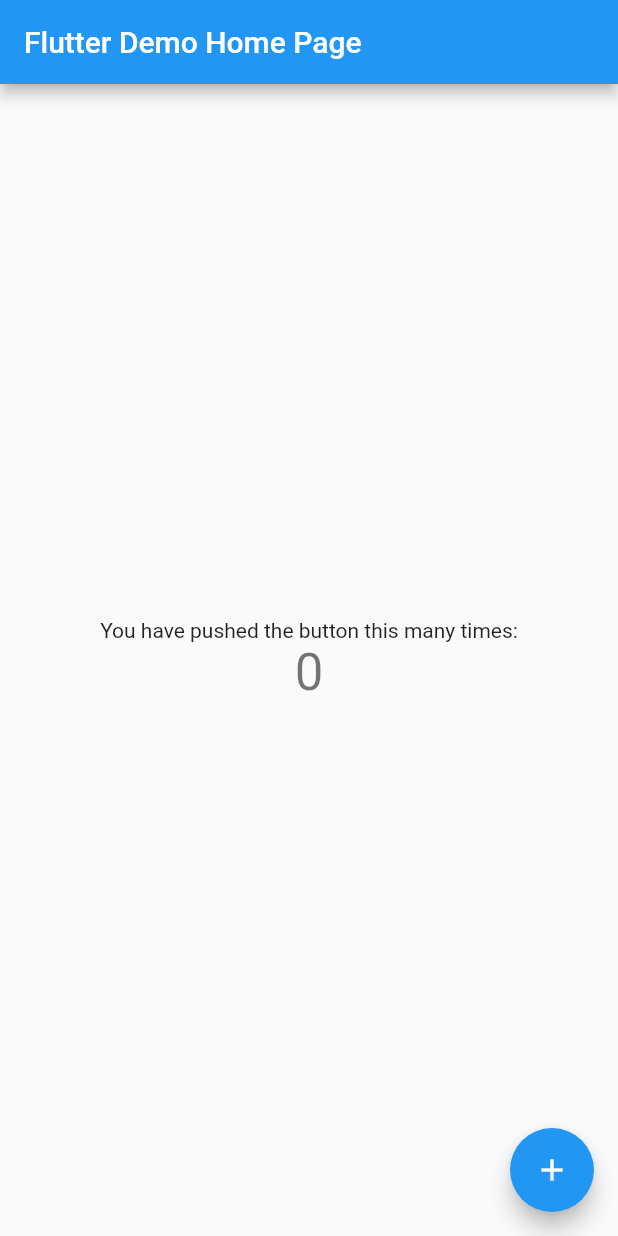
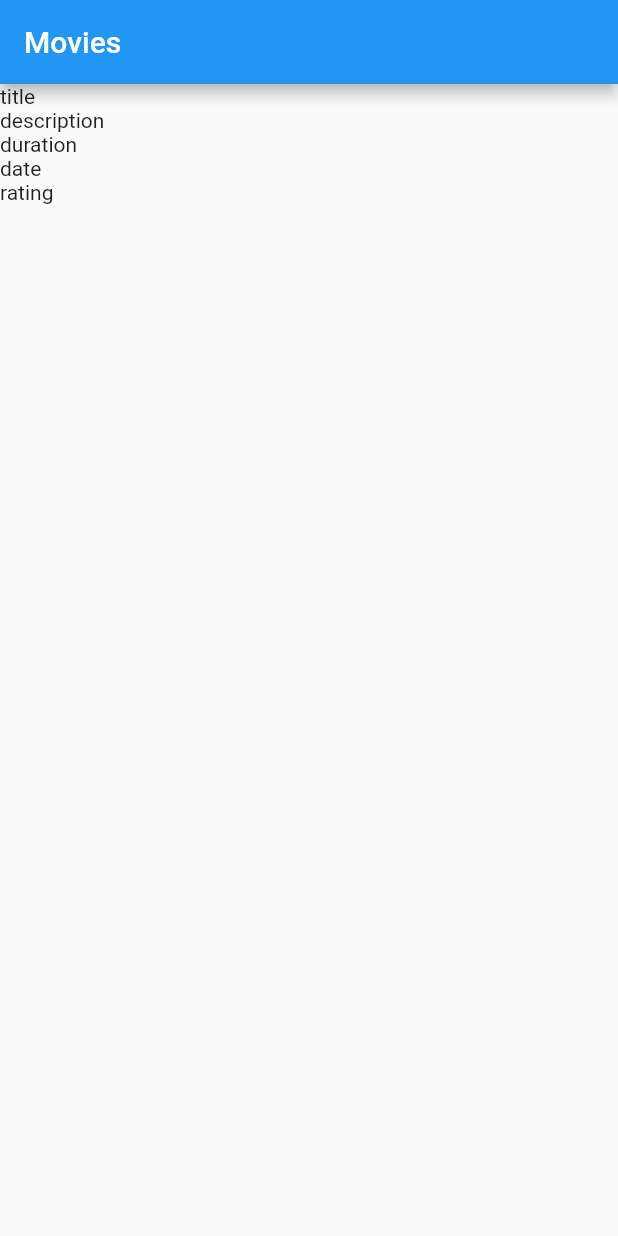
Before and after one commit to tranthanhvu/Flutter-StateManagement, a Flutter app: the screen it shows after launch, on a phone screen of 412 x 824 dp. Run offline on Flutter 3.47's test engine with Material 2 defaults, Android fonts, the light colour scheme and no system bars.

Commit message:
Implement Movies screen

```diff
--- a/flutter_none/lib/Common/Constant.dart
+++ b/flutter_none/lib/Common/Constant.dart
@@ -1,6 +1,4 @@
 class GlobalConstant {
   final apiKey = '198ae0eeb631420ba7c159c2e63fdcbe';
   final apiHost = 'https://api.themoviedb.org/3/movie/550';
-  final apiToken =
-      'eyJhbGciOiJIUzI1NiJ9.eyJhdWQiOiIxOThhZTBlZWI2MzE0MjBiYTdjMTU5YzJlNjNmZGNiZSIsInN1YiI6IjYwYzRkOTU1ZWVhMzRkMDA1OGU3ZGUzYiIsInNjb3BlcyI6WyJhcGlfcmVhZCJdLCJ2ZXJzaW9uIjoxfQ.B6m3oFFAKsA1thHoYn3QahH7tgSKYS1KJKctfxVvrfA';
 }
--- a/flutter_none/lib/main.dart
+++ b/flutter_none/lib/main.dart
@@ -1,4 +1,5 @@
 import 'package:flutter/material.dart';
+import 'package:flutter_none/ui/movies/movies_screen.dart';
 
 void main() {
   runApp(MyApp());
@@ -22,7 +23,7 @@
         // is not restarted.
         primarySwatch: Colors.blue,
       ),
-      home: MyHomePage(title: 'Flutter Demo Home Page'),
+      home: MoviesScreen(),
     );
   }
 }
--- /dev/null
+++ b/flutter_none/lib/ui/movies/movies_screen.dart
@@ -0,0 +1,39 @@
+import 'package:flutter/material.dart';
+
+class MoviesScreen extends StatefulWidget {
+  const MoviesScreen({Key? key}) : super(key: key);
+
+  final String title = "Movies";
+
+  @override
+  _MoviesScreenState createState() => _MoviesScreenState();
+}
+
+class _MoviesScreenState extends State<MoviesScreen> {
+  @override
+  Widget build(BuildContext context) {
+    return Scaffold(
+      appBar: AppBar(
+        title: Text(widget.title),
+      ),
+      body: ListView(
+        children: [_buildMovieRow()],
+      ),
+    );
+  }
+
+  Widget _buildMovieRow() {
+    return Row(children: [
+      Column(
+        crossAxisAlignment: CrossAxisAlignment.start,
+        children: [
+          Text('title'),
+          Text('description'),
+          Text('duration'),
+          Text('date'),
+          Text('rating'),
+        ],
+      ),
+    ]);
+  }
+}
```
